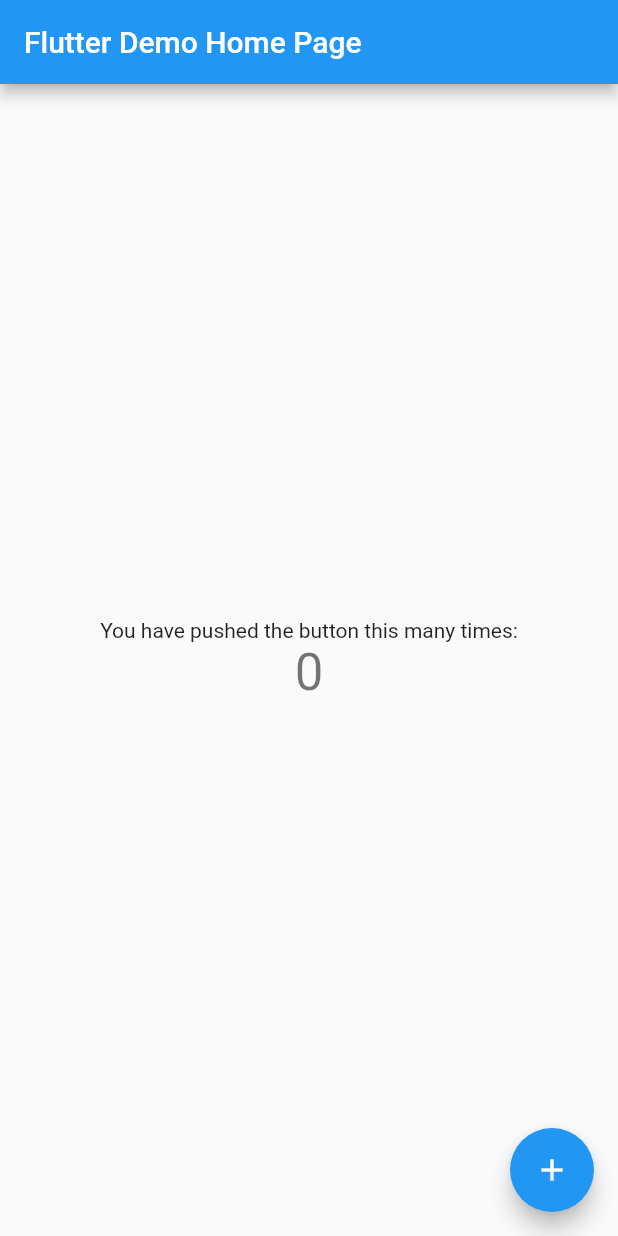
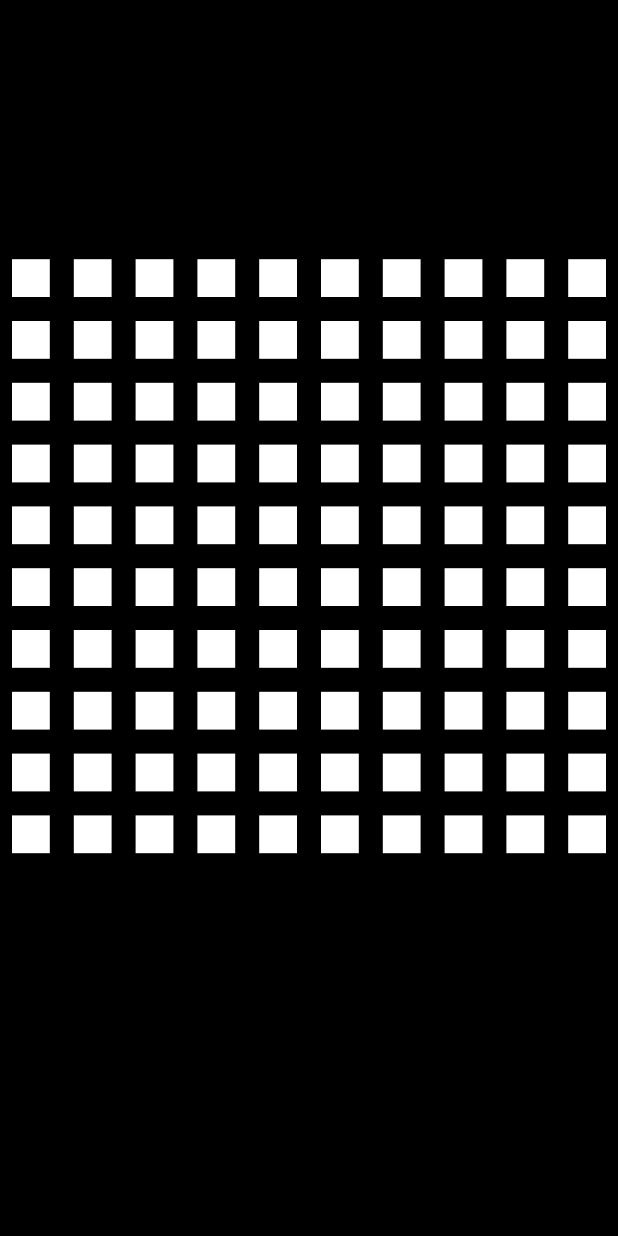
Before and after one commit to ramonyohannes/Snake-Game, a Flutter app: the screen it shows after launch, on a phone screen of 412 x 824 dp. Run offline on Flutter 3.47's test engine with Material 2 defaults, Android fonts, the phone set to English and light mode, and no system bars.

Commit message:
Added basic layout

```diff
--- /dev/null
+++ b/lib/home_page.dart
@@ -0,0 +1,52 @@
+import 'package:flutter/material.dart';
+
+class HomePage extends StatefulWidget {
+  HomePage({Key? key}) : super(key: key);
+
+  @override
+  State<HomePage> createState() => _HomePageState();
+}
+
+class _HomePageState extends State<HomePage> {
+  //Grid Dimenstions
+  int rowSize = 10;
+  int totalNumberOfSquares = 100;
+
+  @override
+  Widget build(BuildContext context) {
+    return Scaffold(
+      backgroundColor: Colors.black,
+      body: Column(
+        children: [
+          //totalscore section
+          Expanded(
+            child: Container(),
+          ),
+          //Game space
+          Expanded(
+            flex: 3,
+            child: GridView.builder(
+              gridDelegate: SliverGridDelegateWithFixedCrossAxisCount(
+                crossAxisCount: rowSize,
+              ),
+              itemCount: totalNumberOfSquares,
+              physics: const NeverScrollableScrollPhysics(),
+              itemBuilder: (BuildContext context, int index) {
+                return Padding(
+                  padding: const EdgeInsets.all(8.0),
+                  child: Container(
+                    color: Colors.white,
+                  ),
+                );
+              },
+            ),
+          ),
+          //Playbutton
+          Expanded(
+            child: Container(),
+          ),
+        ],
+      ),
+    );
+  }
+}
--- a/lib/main.dart
+++ b/lib/main.dart
@@ -1,115 +1,16 @@
 import 'package:flutter/material.dart';
 
-void main() {
-  runApp(const MyApp());
-}
+import './home_page.dart';
+
+void main() => runApp(MyApp());
 
 class MyApp extends StatelessWidget {
-  const MyApp({Key? key}) : super(key: key);
-
-  // This widget is the root of your application.
   @override
   Widget build(BuildContext context) {
     return MaterialApp(
-      title: 'Flutter Demo',
-      theme: ThemeData(
-        // This is the theme of your application.
-        //
-        // Try running your application with "flutter run". You'll see the
-        // application has a blue toolbar. Then, without quitting the app, try
-        // changing the primarySwatch below to Colors.green and then invoke
-        // "hot reload" (press "r" in the console where you ran "flutter run",
-        // or simply save your changes to "hot reload" in a Flutter IDE).
-        // Notice that the counter didn't reset back to zero; the application
-        // is not restarted.
-        primarySwatch: Colors.blue,
-      ),
-      home: const MyHomePage(title: 'Flutter Demo Home Page'),
+      title: 'Material App',
+      debugShowCheckedModeBanner: false,
+      home: HomePage(),
     );
   }
 }
-
-class MyHomePage extends StatefulWidget {
-  const MyHomePage({Key? key, required this.title}) : super(key: key);
-
-  // This widget is the home page of your application. It is stateful, meaning
-  // that it has a State object (defined below) that contains fields that affect
-  // how it looks.
-
-  // This class is the configuration for the state. It holds the values (in this
-  // case the title) provided by the parent (in this case the App widget) and
-  // used by the build method of the State. Fields in a Widget subclass are
-  // always marked "final".
-
-  final String title;
-
-  @override
-  State<MyHomePage> createState() => _MyHomePageState();
-}
-
-class _MyHomePageState extends State<MyHomePage> {
-  int _counter = 0;
-
-  void _incrementCounter() {
-    setState(() {
-      // This call to setState tells the Flutter framework that something has
-      // changed in this State, which causes it to rerun the build method below
-      // so that the display can reflect the updated values. If we changed
-      // _counter without calling setState(), then the build method would not be
-      // called again, and so nothing would appear to happen.
-      _counter++;
-    });
-  }
-
-  @override
-  Widget build(BuildContext context) {
-    // This method is rerun every time setState is called, for instance as done
-    // by the _incrementCounter method above.
-    //
-    // The Flutter framework has been optimized to make rerunning build methods
-    // fast, so that you can just rebuild anything that needs updating rather
-    // than having to individually change instances of widgets.
-    return Scaffold(
-      appBar: AppBar(
-        // Here we take the value from the MyHomePage object that was created by
-        // the App.build method, and use it to set our appbar title.
-        title: Text(widget.title),
-      ),
-      body: Center(
-        // Center is a layout widget. It takes a single child and positions it
-        // in the middle of the parent.
-        child: Column(
-          // Column is also a layout widget. It takes a list of children and
-          // arranges them vertically. By default, it sizes itself to fit its
-          // children horizontally, and tries to be as tall as its parent.
-          //
-          // Invoke "debug painting" (press "p" in the console, choose the
-          // "Toggle Debug Paint" action from the Flutter Inspector in Android
-          // Studio, or the "Toggle Debug Paint" command in Visual Studio Code)
-          // to see the wireframe for each widget.
-          //
-          // Column has various properties to control how it sizes itself and
-          // how it positions its children. Here we use mainAxisAlignment to
-          // center the children vertically; the main axis here is the vertical
-          // axis because Columns are vertical (the cross axis would be
-          // horizontal).
-          mainAxisAlignment: MainAxisAlignment.center,
-          children: <Widget>[
-            const Text(
-              'You have pushed the button this many times:',
-            ),
-            Text(
-              '$_counter',
-              style: Theme.of(context).textTheme.headline4,
-            ),
-          ],
-        ),
-      ),
-      floatingActionButton: FloatingActionButton(
-        onPressed: _incrementCounter,
-        tooltip: 'Increment',
-        child: const Icon(Icons.add),
-      ), // This trailing comma makes auto-formatting nicer for build methods.
-    );
-  }
-}
```
Also changed, not shown: 1 other file.
